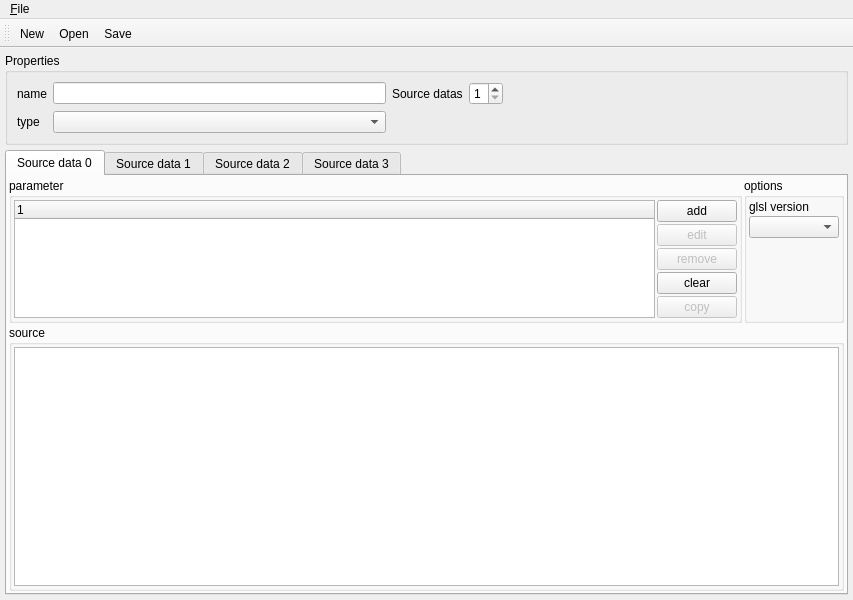
The window that shader_source_editor/main.ui (xaphier/Eternal-Lands) describes before a commit, drawn with Qt 5.
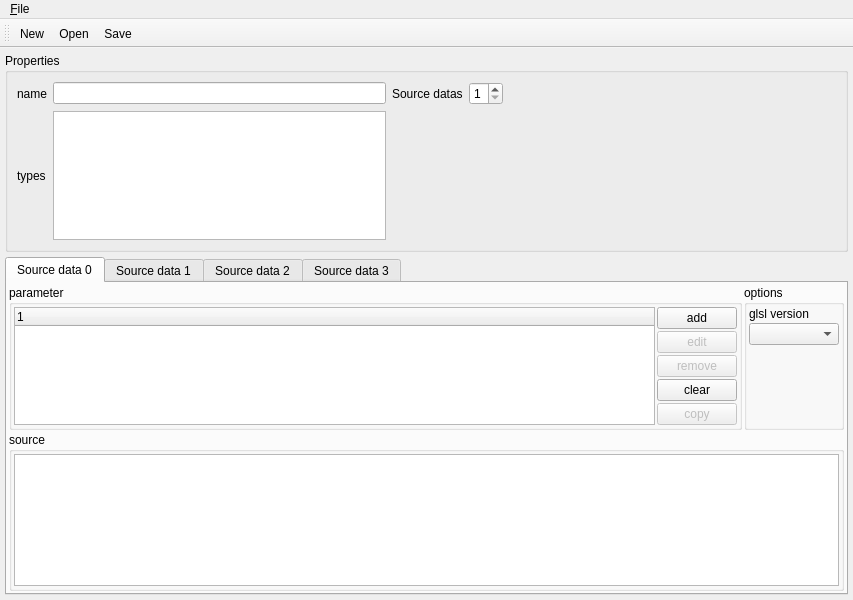
The same window after the commit.

Commit message: * Changed materials format a bit.  * Added color and blend sizes to material.  * Added uv mapping to shaders/effects.  * Added multiple types to effects.  * Removed color correction from shaders (will be added as a post processing effect later if needed).  * Improved clipmap texture blending.  * Improved shader source generation.  * Improved map editor support.

What changed in the file:
```diff
--- a/shader_source_editor/main.ui
+++ b/shader_source_editor/main.ui
@@ -57,13 +57,10 @@
        <item row="1" column="0">
         <widget class="QLabel" name="label_2">
          <property name="text">
-          <string>type</string>
+          <string>types</string>
          </property>
         </widget>
        </item>
-       <item row="1" column="1">
-        <widget class="QComboBox" name="type_value"/>
-       </item>
        <item row="0" column="4" rowspan="2">
         <spacer name="horizontalSpacer">
          <property name="orientation">
@@ -77,6 +74,16 @@
          </property>
         </spacer>
        </item>
+       <item row="1" column="1">
+        <widget class="QListWidget" name="type_values">
+         <property name="resizeMode">
+          <enum>QListView::Fixed</enum>
+         </property>
+         <property name="uniformItemSizes">
+          <bool>true</bool>
+         </property>
+        </widget>
+       </item>
       </layout>
      </widget>
     </item>
```
Left out of the diff: 1 changed line with no effect on the pictures. The commit also changes 131 other files.
